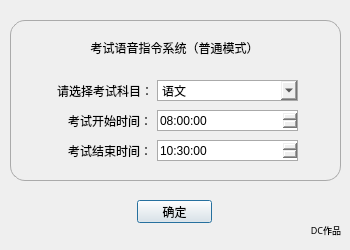
This is ExamIns/PuTong/putong.ui in dc236621911/ExamIns as Qt 5 draws it before an edit. The edited form follows.
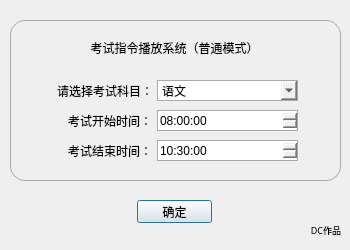
This is the edited form. Icons and pictures are not drawn.

```diff
--- a/ExamIns/PuTong/putong.ui
+++ b/ExamIns/PuTong/putong.ui
@@ -100,7 +100,7 @@
      <string notr="true">border:0px;</string>
     </property>
     <property name="text">
-     <string>考试语音指令系统（普通模式）</string>
+     <string>考试指令播放系统（普通模式）</string>
     </property>
     <property name="alignment">
      <set>Qt::AlignCenter</set>
```
Left out of the diff: 2 changed lines with no effect on the pictures.
